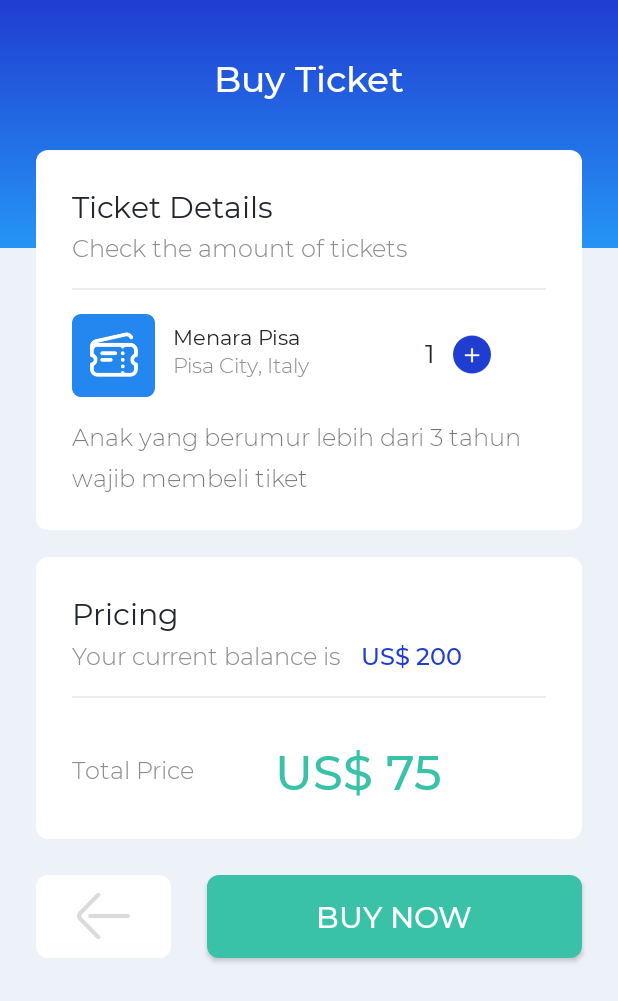
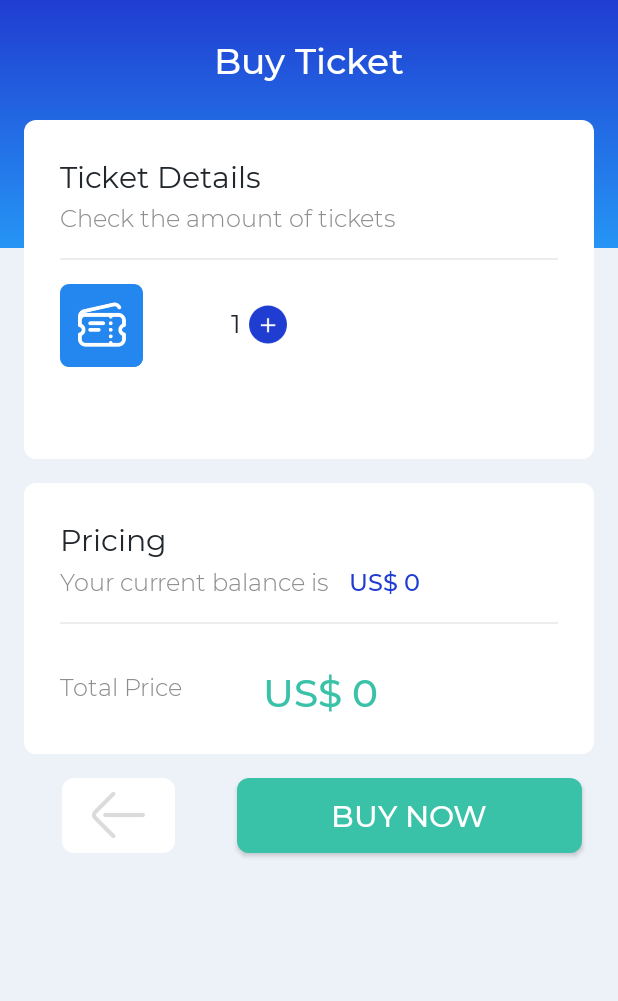
Before and after one commit to anugrahdev/TiketSaya.apk, an Android app: the TicketCheckoutAct screen opened directly, with no data from a screen before it, on a phone screen of 412 x 824 dp. Shown: the top 1001 px of the screen. Run offline under Robolectric (Android 15) with nearby library versions, the phone set to English and light mode, and no system bars; our stand-ins replace Firebase (no records; nobody signed in at launch, a user with empty details on screens opened directly); 8 statements that could not run were skipped.

Commit message:
Penambahan dan integrasi fungsi Ticket Checkout dari datacenter Firebase dan update validasi menu login

```diff
--- a/app/src/main/java/com/aeorsh/pixelninja/tiketsaya/SuccessBuyTicketAct.java
+++ b/app/src/main/java/com/aeorsh/pixelninja/tiketsaya/SuccessBuyTicketAct.java
@@ -49,7 +49,7 @@ public class SuccessBuyTicketAct extends AppCompatActivity {
         btn_view_ticket.setOnClickListener(new View.OnClickListener() {
             @Override
             public void onClick(View v) {
-                Intent gotoTicket = new Intent(SuccessBuyTicketAct.this, MyTicketDetailAct.class);
+                Intent gotoTicket = new Intent(SuccessBuyTicketAct.this, MyProfileAct.class);
                 startActivity(gotoTicket);
             }
         });
--- a/app/src/main/java/com/aeorsh/pixelninja/tiketsaya/TicketCheckoutAct.java
+++ b/app/src/main/java/com/aeorsh/pixelninja/tiketsaya/TicketCheckoutAct.java
@@ -1,8 +1,10 @@
 package com.aeorsh.pixelninja.tiketsaya;
 
 import android.content.Intent;
+import android.content.SharedPreferences;
 import android.graphics.Color;
 import android.media.Image;
+import android.support.annotation.NonNull;
 import android.support.v7.app.AppCompatActivity;
 import android.os.Bundle;
 import android.view.View;
@@ -11,18 +13,43 @@ import android.widget.ImageView;
 import android.widget.LinearLayout;
 import android.widget.TextView;
 
+import com.google.firebase.database.DataSnapshot;
+import com.google.firebase.database.DatabaseError;
+import com.google.firebase.database.DatabaseReference;
+import com.google.firebase.database.FirebaseDatabase;
+import com.google.firebase.database.ValueEventListener;
+
+import java.util.Random;
+
 public class TicketCheckoutAct extends AppCompatActivity {
     LinearLayout btn_back;
     Button btn_buy_now;
     ImageView btn_minus, btn_plus, img_notice_saldo;
-    TextView text_jumlah_tiket, text_saldo, text_total_harga;
-    Integer value_jumlah_tiket=1, value_total_harga= 0, value_harga_tiket=75, saldo = 200;
+    TextView text_jumlah_tiket, text_saldo, text_total_harga, nama_wisata, lokasi,ketentuan;
+    Integer value_jumlah_tiket=1, value_total_harga= 0, value_harga_tiket=0, saldo = 0, sisa_saldo=0;
+
+    DatabaseReference referencewisata, referenceuser, referencetiket, reference4;
+
+
+    String USERNAME_KEY = "usernamekey";
+    String username_key = "";
+    String username_key_new ="";
+    //generate nomor integer random
+    //unique transaction number
+    Integer nomor_transaksi = new Random().nextInt();
+
+    String date_wisata ="", time_wisata="";
 
 
     @Override
     protected void onCreate(Bundle savedInstanceState) {
         super.onCreate(savedInstanceState);
         setContentView(R.layout.activity_ticket_checkout);
+        getUsernameLocal();
+        //mengambil data dari intent
+        Bundle bundel = getIntent().getExtras();
+        String text = bundel.getString("jenis_tiket");
+
         //load
         btn_buy_now = findViewById(R.id.btn_buy_now);
         btn_minus = findViewById(R.id.btn_min);
@@ -32,18 +59,69 @@ public class TicketCheckoutAct extends AppCompatActivity {
         text_jumlah_tiket = findViewById(R.id.text_jumlahtiket);
         text_saldo = findViewById(R.id.text_saldo);
         text_total_harga = findViewById(R.id.text_total_harga);
+        nama_wisata =findViewById(R.id.ticket_destination);
+        lokasi = findViewById(R.id.ticket_location);
+        ketentuan = findViewById(R.id.ketentuan);
 
         //set default value
         text_jumlah_tiket.setText(value_jumlah_tiket.toString());
-//        text_total_harga.setText("US$ "+value_total_harga+ "");
-        text_saldo.setText("US$ "+saldo+ "");
         img_notice_saldo.setVisibility(View.GONE);
 
         //default hide minus
         btn_minus.animate().alpha(0).setDuration(300).start();
         btn_minus.setEnabled(false);
-        value_total_harga = value_harga_tiket * value_jumlah_tiket;
-        text_total_harga.setText("US$ "+value_total_harga+"");
+
+        //ambil data user  firebase
+        referenceuser = FirebaseDatabase.getInstance().getReference().child("Users").child(username_key_new);
+        referenceuser.addListenerForSingleValueEvent(new ValueEventListener() {
+            @Override
+            public void onDataChange(@NonNull DataSnapshot dataSnapshot) {
+                saldo = Integer.valueOf(dataSnapshot.child("user_balance").getValue().toString());
+                text_saldo.setText("US$ "+saldo);
+
+            }
+
+            @Override
+            public void onCancelled(@NonNull DatabaseError databaseError) {
+
+            }
+        });
+
+
+
+
+
+        //mengambil data wisata dari firebase ->(intent)
+        referencewisata = FirebaseDatabase.getInstance().getReference().child("Wisata").child(text);
+        referencewisata.addListenerForSingleValueEvent(new ValueEventListener() {
+            @Override
+            public void onDataChange(@NonNull DataSnapshot dataSnapshot) {
+                nama_wisata.setText(dataSnapshot.child("nama_wisata").getValue().toString());
+                lokasi.setText(dataSnapshot.child("lokasi").getValue().toString());
+                ketentuan.setText(dataSnapshot.child("ketentuan").getValue().toString());
+
+                date_wisata = dataSnapshot.child("date_wisata").getValue().toString();
+                time_wisata = dataSnapshot.child("time_wisata").getValue().toString();
+
+                value_harga_tiket = Integer.valueOf(dataSnapshot.child("harga_tiket").getValue().toString());
+
+                value_total_harga = value_harga_tiket * value_jumlah_tiket;
+                text_total_harga.setText("US$ "+value_total_harga);
+
+
+
+
+            }
+
+            @Override
+            public void onCancelled(@NonNull DatabaseError databaseError) {
+
+            }
+        });
+
+
+
+
 
         btn_plus.setOnClickListener(new View.OnClickListener() {
             @Override
@@ -93,17 +171,67 @@ public class TicketCheckoutAct extends AppCompatActivity {
         btn_back.setOnClickListener(new View.OnClickListener() {
             @Override
             public void onClick(View v) {
-                Intent backtoHome = new Intent(TicketCheckoutAct.this,TicketDetailAct.class);
+                Intent backtoHome = new Intent(TicketCheckoutAct.this,HomeAct.class);
                 startActivity(backtoHome);
             }
         });
         btn_buy_now.setOnClickListener(new View.OnClickListener() {
             @Override
             public void onClick(View v) {
-                Intent backtoSuccessBuy = new Intent(TicketCheckoutAct.this,SuccessBuyTicketAct.class);
-                startActivity(backtoSuccessBuy);
+                //menyimpan data pembelian user di firebas dan membuat tabel MyTickets
+                referencetiket = FirebaseDatabase.getInstance().getReference().child("MyTickets")
+                        .child(username_key_new).child(nama_wisata.getText().toString() + nomor_transaksi);
+                referencetiket.addListenerForSingleValueEvent(new ValueEventListener() {
+                    @Override
+                    public void onDataChange(@NonNull DataSnapshot dataSnapshot) {
+                        referencetiket.getRef().child("id_ticket").setValue(nama_wisata.getText().toString() + nomor_transaksi);
+                        referencetiket.getRef().child("nama_wisata").setValue(nama_wisata.getText().toString());
+                        referencetiket.getRef().child("lokasi").setValue(lokasi.getText().toString());
+                        referencetiket.getRef().child("ketentuan").setValue(ketentuan.getText().toString());
+                        referencetiket.getRef().child("jumlah_tiket").setValue(value_jumlah_tiket);
+                        referencetiket.getRef().child("date_wisata").setValue(date_wisata);
+                        referencetiket.getRef().child("time_wisata").setValue(time_wisata);
+
+
+                        Intent backtoSuccessBuy = new Intent(TicketCheckoutAct.this,SuccessBuyTicketAct.class);
+                        startActivity(backtoSuccessBuy);
+
+                    }
+
+                    @Override
+                    public void onCancelled(@NonNull DatabaseError databaseError) {
+
+                    }
+                });
+
+                // update saldo user
+                reference4 = FirebaseDatabase.getInstance().getReference().child("Users").child(username_key_new);
+                reference4.addListenerForSingleValueEvent(new ValueEventListener() {
+                    @Override
+                    public void onDataChange(@NonNull DataSnapshot dataSnapshot) {
+                        sisa_saldo = saldo - value_total_harga;
+                        reference4.getRef().child("user_balance").setValue(sisa_saldo);
+                    }
+
+                    @Override
+                    public void onCancelled(@NonNull DatabaseError databaseError) {
+
+                    }
+                });
+
+
+
+
             }
         });
+
+
+    }
+
+    public void getUsernameLocal(){
+        SharedPreferences sharedPreferences = getSharedPreferences(USERNAME_KEY, MODE_PRIVATE);
+        username_key_new = sharedPreferences.getString(username_key, "");
+
     }
 
 
--- a/app/src/main/java/com/aeorsh/pixelninja/tiketsaya/TicketDetailAct.java
+++ b/app/src/main/java/com/aeorsh/pixelninja/tiketsaya/TicketDetailAct.java
@@ -41,7 +41,7 @@ public class TicketDetailAct extends AppCompatActivity {
 
         //Mengambil data dari intent
         Bundle bundle = getIntent().getExtras();
-        String text = bundle.getString("jenis_tiket");
+        final String text = bundle.getString("jenis_tiket");
 
 //        Toast.makeText(getApplicationContext(),"Jenis tiket : "+text, Toast.LENGTH_SHORT).show();
 
@@ -71,6 +71,7 @@ public class TicketDetailAct extends AppCompatActivity {
             @Override
             public void onClick(View v) {
                 Intent gotoCheckout = new Intent(TicketDetailAct.this,TicketCheckoutAct.class);
+                gotoCheckout.putExtra("jenis_tiket",text);
                 startActivity(gotoCheckout);
             }
         });
--- a/app/src/main/res/layout/activity_ticket_checkout.xml
+++ b/app/src/main/res/layout/activity_ticket_checkout.xml
@@ -24,7 +24,7 @@
         android:layout_width="wrap_content"
         android:layout_height="wrap_content"
         android:layout_marginStart="8dp"
-        android:layout_marginTop="36dp"
+        android:layout_marginTop="24dp"
         android:layout_marginEnd="8dp"
         android:fontFamily="@font/mmedium"
         android:text="Buy Ticket"
@@ -38,9 +38,9 @@
         android:id="@+id/linearLayout5"
         android:layout_width="match_parent"
         android:layout_height="wrap_content"
-        android:layout_marginStart="24dp"
-        android:layout_marginTop="32dp"
-        android:layout_marginEnd="24dp"
+        android:layout_marginStart="16dp"
+        android:layout_marginTop="24dp"
+        android:layout_marginEnd="16dp"
         android:background="@drawable/bg_layout_white"
         android:orientation="vertical"
         android:paddingLeft="24dp"
@@ -99,7 +99,6 @@
                     android:layout_width="wrap_content"
                     android:layout_height="wrap_content"
                     android:fontFamily="@font/mregular"
-                    android:text="Menara Pisa"
                     android:textColor="@color/blackPrimary"
                     android:textSize="14dp" />
 
@@ -108,16 +107,15 @@
                     android:layout_width="wrap_content"
                     android:layout_height="wrap_content"
                     android:fontFamily="@font/mlight"
-                    android:text="Pisa City, Italy"
                     android:textColor="@color/grayPrimary"
                     android:textSize="14dp" />
             </LinearLayout>
 
             <LinearLayout
-
-                android:layout_width="wrap_content"
+                android:gravity="right"
+                android:layout_width="match_parent"
                 android:layout_height="wrap_content"
-                android:layout_marginLeft="40dp"
+                android:layout_marginLeft="16dp"
                 android:layout_marginTop="7dp"
                 android:orientation="horizontal">
 
@@ -131,9 +129,9 @@
                     android:id="@+id/text_jumlahtiket"
                     android:layout_width="wrap_content"
                     android:layout_height="wrap_content"
-                    android:layout_marginLeft="12dp"
+                    android:layout_marginLeft="5dp"
                     android:layout_marginTop="6dp"
-                    android:layout_marginRight="12dp"
+                    android:layout_marginRight="5dp"
                     android:fontFamily="@font/mregular"
                     android:text="1"
                     android:textColor="@color/blackPrimary"
@@ -150,13 +148,11 @@
         </LinearLayout>
 
         <TextView
-            android:id="@+id/ticket_tos"
+            android:id="@+id/ketentuan"
             android:layout_width="match_parent"
             android:layout_height="wrap_content"
             android:fontFamily="@font/mlight"
             android:lineSpacingExtra="8dp"
-            android:text="Anak yang berumur lebih dari 3 tahun
-            wajib membeli tiket"
             android:textSize="16dp" />
 
     </LinearLayout>
@@ -165,9 +161,9 @@
         android:id="@+id/layout_pricing"
         android:layout_width="match_parent"
         android:layout_height="wrap_content"
-        android:layout_marginStart="24dp"
-        android:layout_marginTop="18dp"
-        android:layout_marginEnd="24dp"
+        android:layout_marginStart="16dp"
+        android:layout_marginTop="16dp"
+        android:layout_marginEnd="16dp"
         android:background="@drawable/bg_layout_white"
         android:orientation="vertical"
         android:paddingLeft="24dp"
@@ -241,15 +237,15 @@
                 android:fontFamily="@font/mmedium"
                 android:text="$0"
                 android:textColor="@color/GreenPrimary"
-                android:textSize="32dp" />
+                android:textSize="26dp" />
         </LinearLayout>
     </LinearLayout>
 
     <Button
         android:id="@+id/btn_buy_now"
-        android:layout_width="250dp"
-        android:layout_height="55dp"
-        android:layout_marginTop="24dp"
+        android:layout_width="230dp"
+        android:layout_height="50dp"
+        android:layout_marginTop="16dp"
         android:layout_marginEnd="24dp"
         android:background="@drawable/bg_btn_green_primary"
         android:fontFamily="@font/mmedium"
@@ -261,14 +257,16 @@
 
     <LinearLayout
         android:id="@+id/btn_back"
-        android:layout_width="90dp"
-        android:layout_height="55dp"
-        android:layout_marginTop="24dp"
+        android:layout_width="75dp"
+        android:layout_height="50dp"
+        android:layout_marginStart="24dp"
+        android:layout_marginTop="16dp"
         android:layout_marginEnd="24dp"
         android:background="@drawable/bg_layout_white"
         android:gravity="center"
         android:orientation="vertical"
         app:layout_constraintEnd_toStartOf="@+id/btn_buy_now"
+        app:layout_constraintStart_toStartOf="parent"
         app:layout_constraintTop_toBottomOf="@+id/layout_pricing">
 
         <ImageView
@@ -281,8 +279,8 @@
         android:id="@+id/img_notice_saldo"
         android:layout_width="35dp"
         android:layout_height="35dp"
-        android:layout_marginTop="64dp"
-        android:layout_marginEnd="48dp"
+        android:layout_marginTop="24dp"
+        android:layout_marginEnd="24dp"
         android:src="@drawable/icon_tidak_cukup_uang"
         app:layout_constraintEnd_toEndOf="parent"
         app:layout_constraintTop_toBottomOf="@+id/linearLayout5" />
```
Also changed, not shown: app/src/main/java/com/aeorsh/pixelninja/tiketsaya/SignInAct.java (+18 -2 lines), app/src/main/res/layout/activity_my_profile.xml (+4 -4 lines), app/src/main/res/layout/activity_success_buy_ticket.xml (+4 -3 lines).
